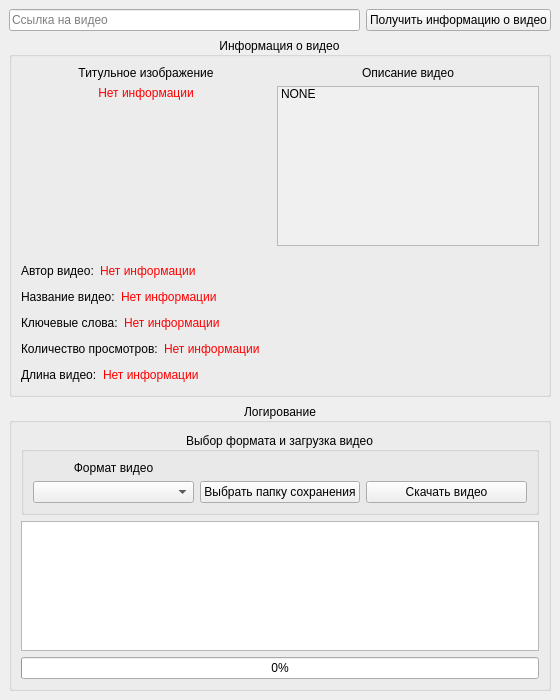
Qt form Form/form_downloader.ui (Kupriyashin/YouTube-Video_Downloader_v2) before a commit.
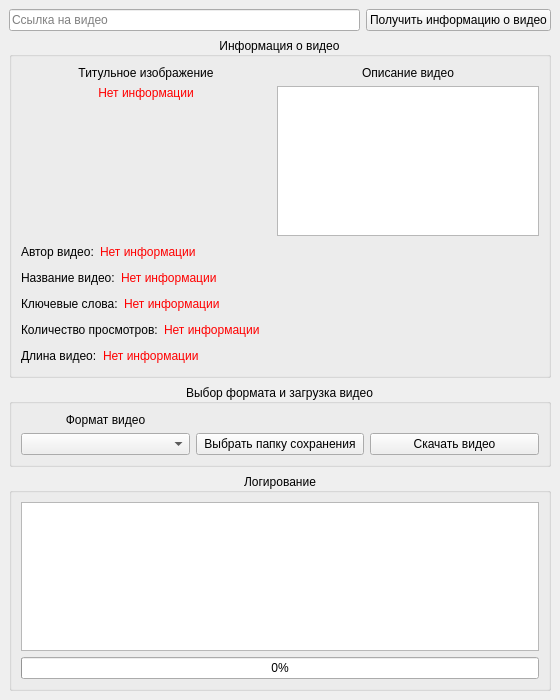
The same form after that commit.

Commit message: Дописал получение информации о видео в отдельном потоке. Теперь он может отобразить: автора, название видео, ключевые слова, количество просмотров, длину видео в читаемом формате, описание видео и установить титульное изображение видео в приложении

Patch:
```diff
--- a/Form/form_downloader.ui
+++ b/Form/form_downloader.ui
@@ -121,30 +121,7 @@
             </widget>
            </item>
            <item>
-            <widget class="QListWidget" name="listWidget_2">
-             <property name="styleSheet">
-              <string notr="true">background-color: rgb(240, 240, 240);
-border-top-color: rgb(240, 240, 240);</string>
-             </property>
-             <item>
-              <property name="text">
-               <string>NONE</string>
-              </property>
-             </item>
-            </widget>
-           </item>
-           <item>
-            <spacer name="verticalSpacer">
-             <property name="orientation">
-              <enum>Qt::Vertical</enum>
-             </property>
-             <property name="sizeHint" stdset="0">
-              <size>
-               <width>20</width>
-               <height>40</height>
-              </size>
-             </property>
-            </spacer>
+            <widget class="QTextEdit" name="textEdit"/>
            </item>
           </layout>
          </item>
@@ -327,15 +304,6 @@
      </widget>
     </item>
     <item>
-     <widget class="QGroupBox" name="groupBox_3">
-      <property name="title">
-       <string>Логирование</string>
-      </property>
-      <property name="alignment">
-       <set>Qt::AlignCenter</set>
-      </property>
-      <layout class="QVBoxLayout" name="verticalLayout_4">
-       <item>
         <widget class="QGroupBox" name="groupBox_2">
          <property name="title">
           <string>Выбор формата и загрузка видео</string>
@@ -378,6 +346,15 @@
          </layout>
         </widget>
        </item>
+    <item>
+     <widget class="QGroupBox" name="groupBox_3">
+      <property name="title">
+       <string>Логирование</string>
+      </property>
+      <property name="alignment">
+       <set>Qt::AlignCenter</set>
+      </property>
+      <layout class="QVBoxLayout" name="verticalLayout_4">
        <item>
         <widget class="QListWidget" name="listWidget"/>
        </item>
```
Lines whose indentation alone changed are shown as unchanged. The commit also changes 3 other files.
